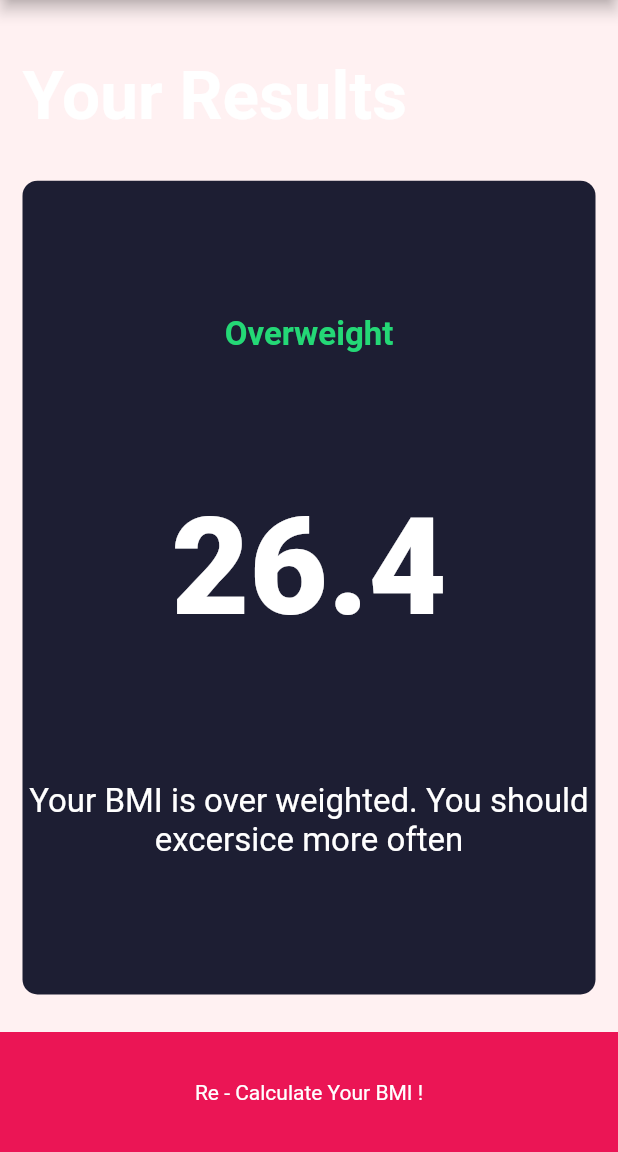
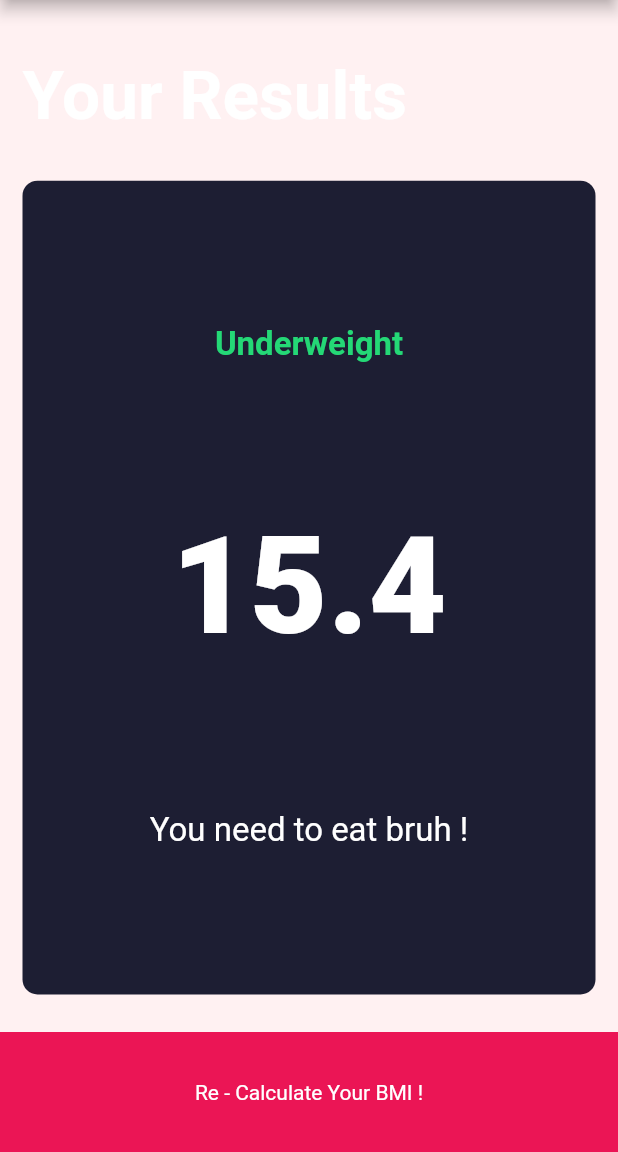
Before and after one commit to justdvnsh/BMI-Calculator, a Flutter app: the screen it shows after launch, after a tap on "Calculate Your BMI !", on a phone screen of 412 x 824 dp, the part 84-1236 px from its top. Run offline on Flutter 3.47's test engine with Material 2 defaults, Android fonts, the phone set to English and light mode, and no system bars; our stand-ins replace font_awesome_flutter.

Commit message:
added calculator and logic - completed the app

```diff
--- /dev/null
+++ b/lib/Calculator.dart
@@ -0,0 +1,37 @@
+import 'package:flutter/material.dart';
+import 'dart:math';
+
+class Calculator {
+
+  final int height;
+  final int weight;
+
+  double _bmi;
+
+  Calculator({@required this.height, this.weight});
+
+  String calculateBMI() {
+    _bmi = weight / pow(height / 100, 2);
+    return _bmi.toStringAsFixed(1);
+  }
+
+  String getResults() {
+    if (_bmi >= 25) {
+      return "Overweight";
+    } else if ( _bmi > 18.5 ) {
+      return "Normal";
+    } else {
+      return "Underweight";
+    }
+  }
+
+  String getInterpretation() {
+    if (_bmi >= 25) {
+      return "You're Overweight ! Workout more, seriously !!";
+    } else if ( _bmi > 18.5 ) {
+      return "Fantastic. You are perfect my friend ! Just keep being you !";
+    } else {
+      return "You need to eat bruh !";
+    }
+  }
+}
--- a/lib/input_page.dart
+++ b/lib/input_page.dart
@@ -1,4 +1,5 @@
 
+import 'package:bmi_calculator/Calculator.dart';
 import 'package:flutter/material.dart';
 import 'ReusableCard.dart';
 import 'package:font_awesome_flutter/font_awesome_flutter.dart';
@@ -213,9 +214,15 @@ class _InputPageState extends State<InputPage> {
           ),
           GestureDetector(
             onTap: () {
+              Calculator calc = Calculator(height: height, weight: weight);
+
               Navigator.push(
                 context,
-                MaterialPageRoute(builder: (context) => Results()),
+                MaterialPageRoute(builder: (context) => Results(
+                  bmi: calc.calculateBMI(),
+                  results: calc.getResults(),
+                  interpretation: calc.getInterpretation(),
+                )),
               );
             },
             child: Container(
--- a/lib/results.dart
+++ b/lib/results.dart
@@ -3,6 +3,13 @@ import 'package:bmi_calculator/constants.dart';
 import 'package:flutter/material.dart';
 
 class Results extends StatelessWidget {
+
+  final String results;
+  final String bmi;
+  final String interpretation;
+
+  Results({@required this.bmi, this.results, this.interpretation});
+
   @override
   Widget build(BuildContext context) {
     return Scaffold(
@@ -37,7 +44,7 @@ class Results extends StatelessWidget {
                 crossAxisAlignment: CrossAxisAlignment.center,
                 children: <Widget>[
                   Text(
-                    "Overweight",
+                    results,
                     style: TextStyle(
                       color: Color(0XFF24D876),
                       fontWeight: FontWeight.bold,
@@ -45,7 +52,7 @@ class Results extends StatelessWidget {
                     ),
                   ),
                   Text(
-                    "26.4",
+                    bmi,
                     style: TextStyle(
                       color: Colors.white,
                       fontSize: 90.0,
@@ -53,7 +60,7 @@ class Results extends StatelessWidget {
                     ),
                   ),
                   Text(
-                    "Your BMI is over weighted. You should excersice more often",
+                    interpretation,
                     textAlign: TextAlign.center,
                     style: TextStyle(
                       fontSize: 22.0
```
